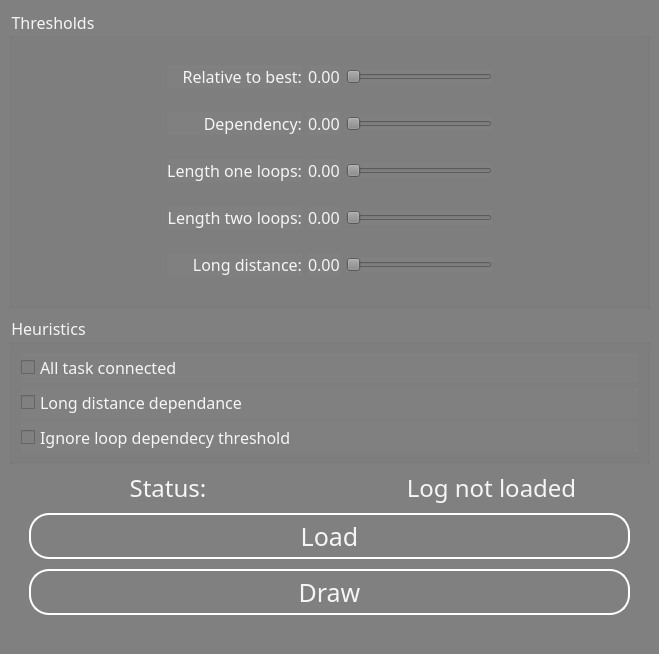
Above: implementation/app/ui/heuristics.ui from Keccak1/Heuristics-Miner before the change. Below: the same form after it.
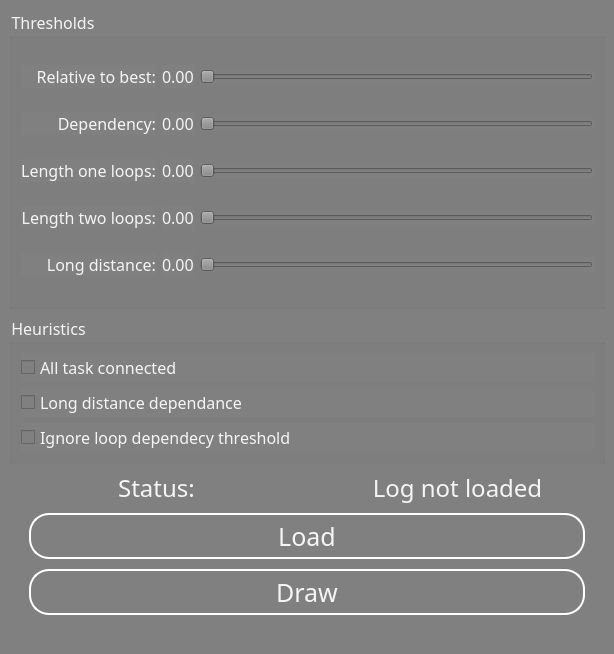
That is the form after the change.

The edit to the form file:
```diff
--- a/implementation/app/ui/heuristics.ui
+++ b/implementation/app/ui/heuristics.ui
@@ -6,7 +6,7 @@
    <rect>
     <x>0</x>
     <y>0</y>
-    <width>659</width>
+    <width>614</width>
     <height>654</height>
    </rect>
   </property>
@@ -61,7 +61,7 @@
        <string>Thresholds</string>
       </property>
       <layout class="QGridLayout" name="gridLayout">
-       <item row="4" column="1">
+       <item row="4" column="0">
         <widget class="QLabel" name="long_distance_label">
          <property name="text">
           <string>Long distance:</string>
@@ -74,63 +74,63 @@
          </property>
         </widget>
        </item>
-       <item row="2" column="2">
+       <item row="2" column="1">
         <widget class="QLabel" name="length_one_loops_value">
          <property name="text">
           <string>0.00</string>
          </property>
         </widget>
        </item>
-       <item row="2" column="3">
+       <item row="2" column="2">
         <widget class="QSlider" name="length_one_loops_slider">
          <property name="orientation">
           <enum>Qt::Horizontal</enum>
          </property>
         </widget>
        </item>
-       <item row="3" column="3">
+       <item row="3" column="2">
         <widget class="QSlider" name="length_two_loops_slider">
          <property name="orientation">
           <enum>Qt::Horizontal</enum>
          </property>
         </widget>
        </item>
-       <item row="1" column="2">
+       <item row="1" column="1">
         <widget class="QLabel" name="dependency_value">
          <property name="text">
           <string>0.00</string>
          </property>
         </widget>
        </item>
-       <item row="3" column="2">
+       <item row="3" column="1">
         <widget class="QLabel" name="length_two_loops_value">
          <property name="text">
           <string>0.00</string>
          </property>
         </widget>
        </item>
-       <item row="4" column="3">
+       <item row="4" column="2">
         <widget class="QSlider" name="long_distance_slider">
          <property name="orientation">
           <enum>Qt::Horizontal</enum>
          </property>
         </widget>
        </item>
-       <item row="0" column="2">
+       <item row="0" column="1">
         <widget class="QLabel" name="relative_to_best_value">
          <property name="text">
           <string>0.00</string>
          </property>
         </widget>
        </item>
-       <item row="1" column="3">
+       <item row="1" column="2">
         <widget class="QSlider" name="dependency_slider">
          <property name="orientation">
           <enum>Qt::Horizontal</enum>
          </property>
         </widget>
        </item>
-       <item row="3" column="1">
+       <item row="3" column="0">
         <widget class="QLabel" name="length_two_loops_label">
          <property name="text">
           <string>Length two loops:</string>
@@ -143,7 +143,7 @@
          </property>
         </widget>
        </item>
-       <item row="2" column="1">
+       <item row="2" column="0">
         <widget class="QLabel" name="length_one_loops_label">
          <property name="text">
           <string>Length one loops:</string>
@@ -156,7 +156,7 @@
          </property>
         </widget>
        </item>
-       <item row="1" column="1">
+       <item row="1" column="0">
         <widget class="QLabel" name="dependency_label">
          <property name="text">
           <string>Dependency:</string>
@@ -169,7 +169,7 @@
          </property>
         </widget>
        </item>
-       <item row="0" column="1">
+       <item row="0" column="0">
         <widget class="QLabel" name="relative_to_best_label">
          <property name="text">
           <string>Relative to best:</string>
@@ -182,46 +182,20 @@
          </property>
         </widget>
        </item>
-       <item row="4" column="2">
+       <item row="4" column="1">
         <widget class="QLabel" name="long_distance_value">
          <property name="text">
           <string>0.00</string>
          </property>
         </widget>
        </item>
-       <item row="0" column="3">
+       <item row="0" column="2">
         <widget class="QSlider" name="relative_to_best_slider">
          <property name="orientation">
           <enum>Qt::Horizontal</enum>
          </property>
         </widget>
        </item>
-       <item row="2" column="4">
-        <spacer name="horizontalSpacer_2">
-         <property name="orientation">
-          <enum>Qt::Horizontal</enum>
-         </property>
-         <property name="sizeHint" stdset="0">
-          <size>
-           <width>40</width>
-           <height>20</height>
-          </size>
-         </property>
-        </spacer>
-       </item>
-       <item row="2" column="0">
-        <spacer name="horizontalSpacer">
-         <property name="orientation">
-          <enum>Qt::Horizontal</enum>
-         </property>
-         <property name="sizeHint" stdset="0">
-          <size>
-           <width>40</width>
-           <height>20</height>
-          </size>
-         </property>
-        </spacer>
-       </item>
       </layout>
      </widget>
     </item>
@@ -285,6 +259,9 @@
      <layout class="QHBoxLayout" name="horizontalLayout">
       <item>
        <widget class="QLabel" name="status_name_label">
+        <property name="styleSheet">
+         <string notr="true">font-size: 18px;</string>
+        </property>
         <property name="text">
          <string>&lt;html&gt;&lt;head/&gt;&lt;body&gt;&lt;p align=&quot;center&quot;&gt;&lt;span style=&quot; font-size:18pt;&quot;&gt;Status:&lt;/span&gt;&lt;/p&gt;&lt;/body&gt;&lt;/html&gt;</string>
         </property>
@@ -292,6 +269,9 @@
       </item>
       <item>
        <widget class="QLabel" name="status_value_label">
+        <property name="styleSheet">
+         <string notr="true">font-size: 18px;</string>
+        </property>
         <property name="text">
          <string>&lt;html&gt;&lt;head/&gt;&lt;body&gt;&lt;p align=&quot;center&quot;&gt;&lt;span style=&quot; font-size:18pt;&quot;&gt;Log not loaded&lt;/span&gt;&lt;/p&gt;&lt;/body&gt;&lt;/html&gt;</string>
         </property>
```
